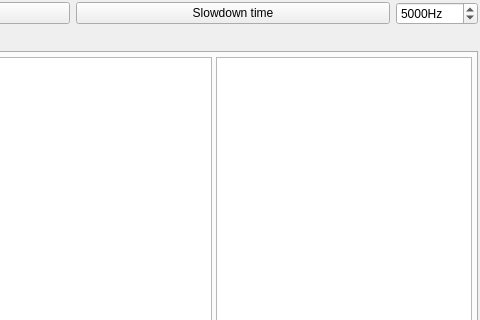
The window that mainwindow.ui (digetx/tegra2_qemu_trace_viewer) describes before a commit, drawn with Qt 5; both pictures show x 566 to 1046 and y 0 to 320 of the 1046 by 667 pixel window.
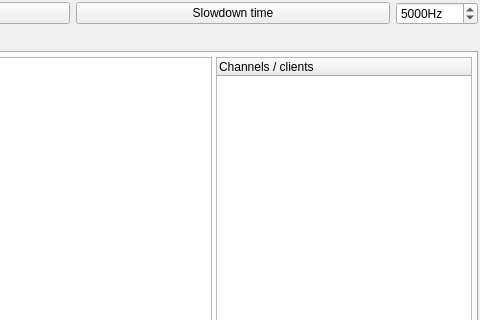
The same window after the commit. The open tabs and pages were chosen to show the change. Custom widgets are drawn as their Qt base class.

Commit message: new feature: Record and show host1x client IO per CDMA re-start

The edit to the form file:
```diff
--- a/mainwindow.ui
+++ b/mainwindow.ui
@@ -634,7 +634,13 @@
             </item>
            </layout>
           </widget>
-          <widget class="QListWidget" name="listWidgetDevices_Host1x"/>
+          <widget class="QTreeWidget" name="treeWidgetDevices_Host1x">
+           <column>
+            <property name="text">
+             <string>Channels / clients</string>
+            </property>
+           </column>
+          </widget>
          </widget>
         </item>
        </layout>
```
The commit also changes 9 other files.
